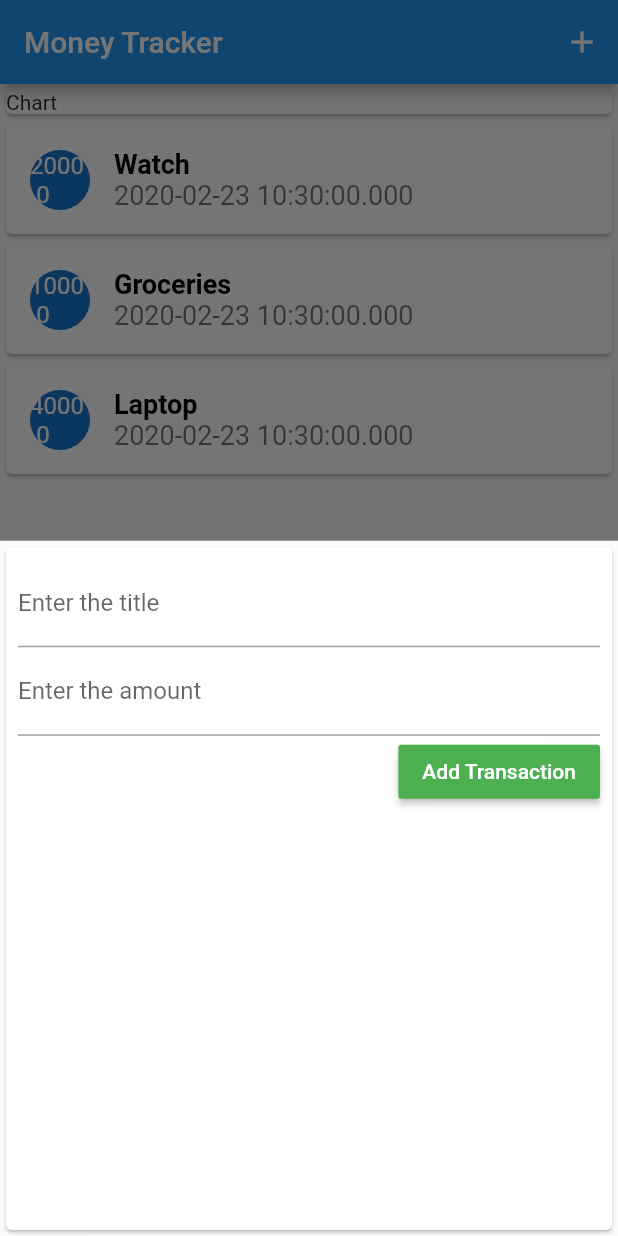
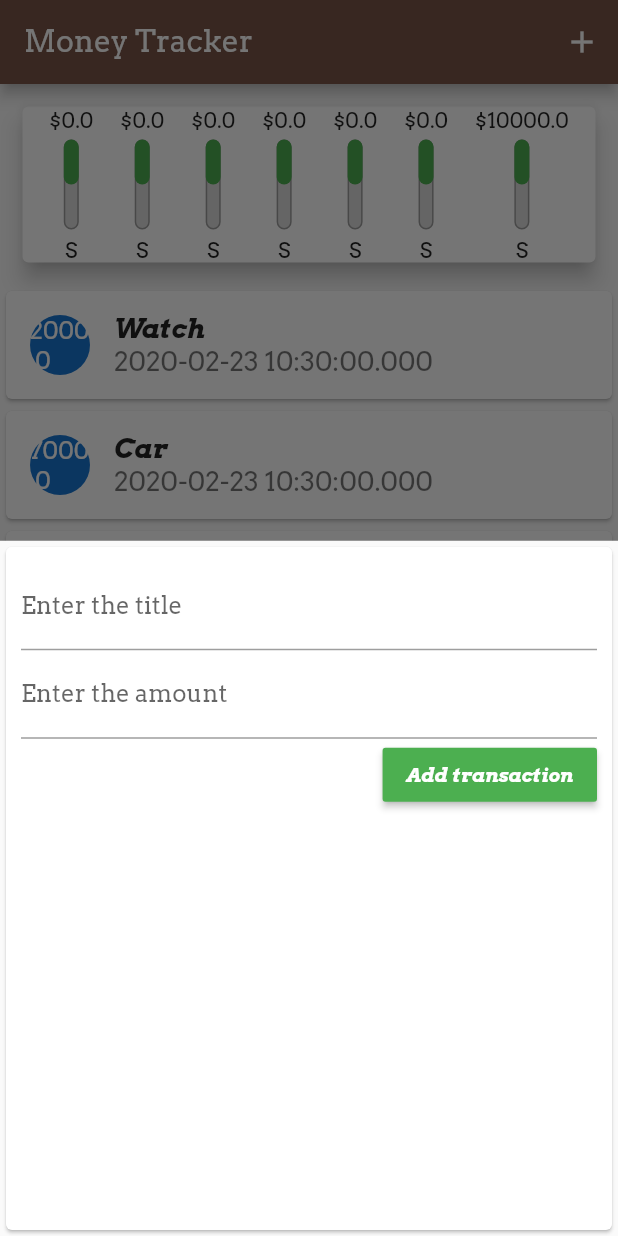
Before and after one commit to kiranshrestha11/MoneyTracker, a Flutter app: the screen it shows after launch, after a tap on the "add" icon, on a phone screen of 412 x 824 dp. Run offline on Flutter 3.47's test engine with Material 2 defaults, Android fonts, the phone set to English and light mode, and no system bars.

Commit message:
Creating moneytracker

```diff
--- a/lib/main.dart
+++ b/lib/main.dart
@@ -1,6 +1,8 @@
 import 'package:flutter/material.dart';
 import 'package:moneytracker/model/transaction.dart';
+import 'package:moneytracker/widgets/chart.dart';
 import 'package:moneytracker/widgets/new_transaction.dart';
+import 'package:moneytracker/widgets/transaction_list.dart';
 
 void main() => runApp(MyApp());
 
@@ -10,6 +12,10 @@ class MyApp extends StatelessWidget {
     return MaterialApp(
       title: "Money Tracker",
       home: MoneyTrackPage(),
+      theme: ThemeData(
+          primaryColor: Colors.brown,
+          accentColor: Colors.green,
+          fontFamily: "Arvo"),
     );
   }
 }
@@ -22,9 +28,10 @@ class MoneyTrackPage extends StatefulWidget {
 class _MoneyTrackPageState extends State<MoneyTrackPage> {
   List<Transaction> _userTransaction = [
     Transaction(title: "Watch", price: 2000, dateTime: DateTime.now()),
-    Transaction(title: "Groceries", price: 1000, dateTime: DateTime.now()),
-    Transaction(title: "Laptop", price: 4000, dateTime: DateTime.now()),
+    Transaction(title: "Car", price: 7000, dateTime: DateTime.now()),
+    Transaction(title: "Phone", price: 1000, dateTime: DateTime.now()),
   ];
+
   void _addTransaction(String txTitle, double txPrice) {
     Transaction newTx = new Transaction(
         title: txTitle, price: txPrice, dateTime: DateTime.now());
@@ -33,10 +40,16 @@ class _MoneyTrackPageState extends State<MoneyTrackPage> {
     });
   }
 
+  List<Transaction> get _recentTransaction {
+    return _userTransaction.where((tx) {
+      return tx.dateTime.isAfter(DateTime.now().subtract(Duration(days: 7)));
+    }).toList();
+  }
+
   void showBtSheet(BuildContext ctx) {
     showModalBottomSheet(
         context: ctx,
-        builder: (bctx) {
+        builder: (bCtx) {
           return NewTransaction(_addTransaction);
         });
   }
@@ -57,33 +70,8 @@ class _MoneyTrackPageState extends State<MoneyTrackPage> {
       ),
       body: Column(
         children: <Widget>[
-          Card(
-            child: Container(
-              width: double.infinity,
-              child: Text("Chart"),
-            ),
-          ),
-          Column(
-              children: _userTransaction.map((tx) {
-            return Card(
-              child: ListTile(
-                leading: CircleAvatar(
-                  child: Text(tx.price.toString()),
-                ),
-                title: Text(
-                  tx.title,
-                  style: TextStyle(
-                      color: Colors.black,
-                      fontWeight: FontWeight.bold,
-                      fontSize: 18),
-                ),
-                subtitle: Text(
-                  tx.dateTime.toString(),
-                  style: TextStyle(fontSize: 18),
-                ),
-              ),
-            );
-          }).toList())
+          Chart(_recentTransaction),
+          TransactionList(_userTransaction),
         ],
       ),
       floatingActionButtonLocation: FloatingActionButtonLocation.centerFloat,
--- /dev/null
+++ b/lib/widgets/chart.dart
@@ -0,0 +1,36 @@
+import 'package:flutter/material.dart';
+import 'package:moneytracker/model/transaction.dart';
+import 'package:moneytracker/widgets/chartbar.dart';
+
+class Chart extends StatelessWidget {
+  final List<Transaction> _recenTransaction;
+  Chart(this._recenTransaction);
+
+  List<Map<String, Object>> get groupedTransaction {
+    return List.generate(7, (index) {
+      final weekDay = DateTime.now().subtract(Duration(days: index));
+      double totalSum = 0.0;
+      for (int i = 0; i < _recenTransaction.length; i++) {
+        if (_recenTransaction[i].dateTime.day == weekDay.day &&
+            _recenTransaction[i].dateTime.month == weekDay.month &&
+            _recenTransaction[i].dateTime.year == weekDay.year) {
+          totalSum += _recenTransaction[i].price;
+        }
+      }
+      return {'day': "S", 'amount': totalSum};
+    }).reversed.toList();
+  }
+
+  @override
+  Widget build(BuildContext context) {
+    return Card(
+        elevation: 6,
+        margin: EdgeInsets.all(15),
+        child: Row(
+          mainAxisAlignment: MainAxisAlignment.spaceEvenly,
+          children: groupedTransaction.map((tx) {
+            return ChartBar(tx["amount"] as double, tx["day"]);
+          }).toList(),
+        ));
+  }
+}
--- /dev/null
+++ b/lib/widgets/chartbar.dart
@@ -0,0 +1,46 @@
+import 'package:flutter/material.dart';
+
+class ChartBar extends StatelessWidget {
+  final double price;
+  final String day;
+
+  ChartBar(this.price, this.day);
+  @override
+  Widget build(BuildContext context) {
+    return Column(
+      children: <Widget>[
+        Text("\$$price"),
+        SizedBox(
+          height: 5,
+        ),
+        Container(
+          height: 60,
+          width: 10,
+          child: Stack(
+            children: <Widget>[
+              Container(
+                decoration: BoxDecoration(
+                    color: Color.fromRGBO(220, 220, 220, 1),
+                    borderRadius: BorderRadius.circular(10.0),
+                    border: Border.all(color: Colors.grey, width: 1.0)),
+              ),
+              FractionallySizedBox(
+                heightFactor: 0.5,
+                child: Container(
+                  decoration: BoxDecoration(
+                    color: Theme.of(context).accentColor,
+                    borderRadius: BorderRadius.circular(10.0),
+                  ),
+                ),
+              ),
+            ],
+          ),
+        ),
+        SizedBox(
+          height: 5,
+        ),
+        Text(day),
+      ],
+    );
+  }
+}
--- a/lib/widgets/new_transaction.dart
+++ b/lib/widgets/new_transaction.dart
@@ -14,37 +14,47 @@ class _NewTransactionState extends State<NewTransaction> {
   final amountController = new TextEditingController();
 
   void addToTransaction() {
-    print(titleController.text);
-    print(amountController.text);
-    widget.addTx(
-        titleController.text, double.parse(amountController.text.trim()));
+    String title = titleController.text;
+    double price = double.parse(amountController.text);
+
+    if (title.isEmpty || price < 0) {
+      return;
+    }
+
+    widget.addTx(title, price);
+    Navigator.of(context).pop();
   }
 
   @override
   Widget build(BuildContext context) {
     return Card(
       child: Padding(
-        padding: const EdgeInsets.all(8.0),
+        padding: const EdgeInsets.all(10.0),
         child: Column(
           crossAxisAlignment: CrossAxisAlignment.end,
           children: <Widget>[
             TextField(
               decoration: InputDecoration(labelText: "Enter the title"),
+              controller: titleController,
             ),
             TextField(
+              decoration: InputDecoration(labelText: "Enter the amount"),
+              controller: amountController,
               keyboardType: TextInputType.number,
-              decoration: InputDecoration(labelText: "Enter the amount"),
             ),
             RaisedButton(
+              color: Colors.green,
               child: Text(
-                "Add Transaction",
-                style: TextStyle(color: Colors.white),
+                "Add transaction",
+                style: TextStyle(
+                    fontWeight: FontWeight.bold,
+                    fontSize: 13,
+                    color: Colors.white),
               ),
-              color: Colors.green,
               onPressed: () {
                 addToTransaction();
               },
-            )
+            ),
           ],
         ),
       ),
--- /dev/null
+++ b/lib/widgets/transaction_list.dart
@@ -0,0 +1,33 @@
+import 'package:flutter/material.dart';
+import 'package:moneytracker/model/transaction.dart';
+
+class TransactionList extends StatelessWidget {
+  final List<Transaction> _userTransaction;
+  TransactionList(this._userTransaction);
+
+  @override
+  Widget build(BuildContext context) {
+    return Container(
+      height: 400,
+      child: ListView.builder(
+          itemCount: _userTransaction.length,
+          itemBuilder: (ctx, i) {
+            return Card(
+              child: ListTile(
+                leading: CircleAvatar(
+                  child: Text(_userTransaction[i].price.toString()),
+                ),
+                title: Text(
+                  _userTransaction[i].title,
+                  style: TextStyle(fontWeight: FontWeight.bold, fontSize: 18),
+                ),
+                subtitle: Text(
+                  _userTransaction[i].dateTime.toString(),
+                  style: TextStyle(fontSize: 18),
+                ),
+              ),
+            );
+          }),
+    );
+  }
+}
```
Also changed, not shown: pubspec.yaml (+11 -11 lines), assets/fonts/Arvo-BoldItalic.ttf (added), assets/fonts/Arvo-Regular.ttf (added), assets/fonts/Comfortaa-Bold.ttf (added), assets/fonts/Comfortaa-Regular.ttf (added), 1 other file.
